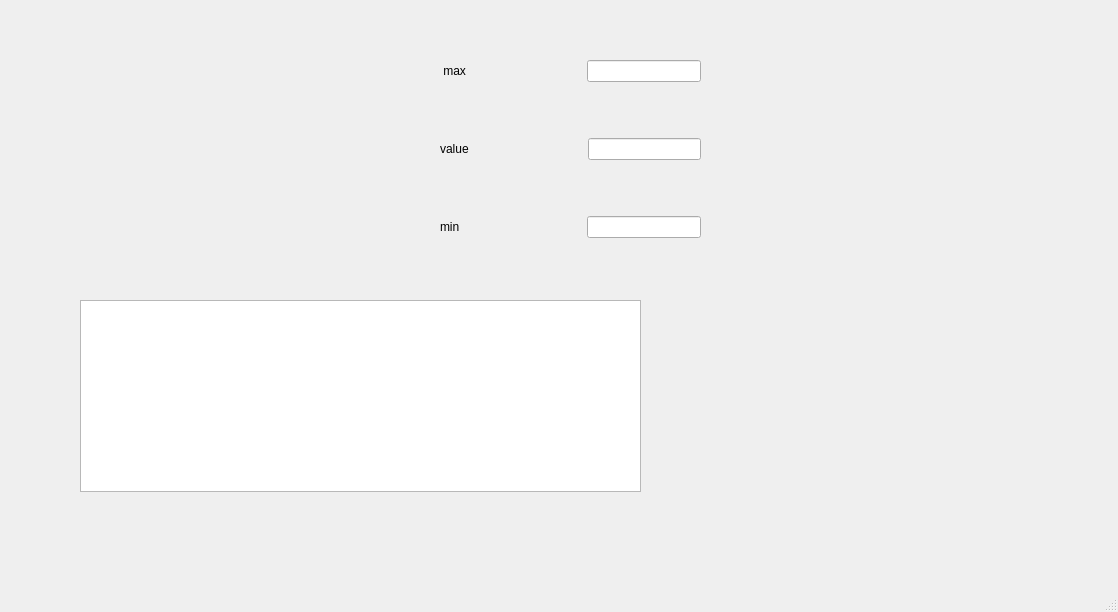
The window that mainwindow.ui (erentoy/Ground-Station-Interface) describes before a commit, drawn with Qt 5.
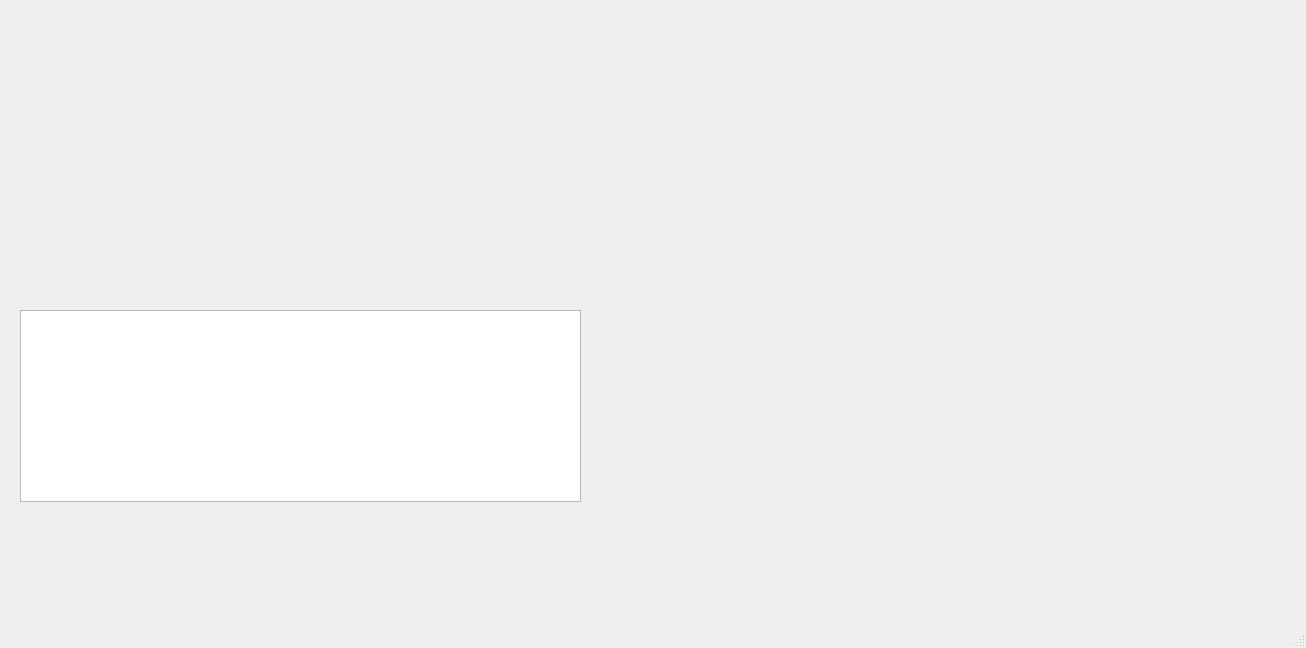
The same window after the commit.

What changed in the file:
```diff
--- a/mainwindow.ui
+++ b/mainwindow.ui
@@ -6,8 +6,8 @@
    <rect>
     <x>0</x>
     <y>0</y>
-    <width>1118</width>
-    <height>612</height>
+    <width>1306</width>
+    <height>648</height>
    </rect>
   </property>
   <property name="windowTitle">
@@ -23,111 +23,28 @@
       <height>281</height>
      </rect>
     </property>
-    <layout class="QHBoxLayout" name="horizontalLayout_2"/>
-   </widget>
-   <widget class="QWidget" name="layoutWidget">
-    <property name="geometry">
-     <rect>
-      <x>440</x>
-      <y>10</y>
-      <width>261</width>
-      <height>281</height>
-     </rect>
-    </property>
-    <layout class="QVBoxLayout" name="verticalLayout">
-     <item>
-      <layout class="QHBoxLayout" name="horizontalLayout">
-       <item>
-        <widget class="QLabel" name="label">
-         <property name="text">
-          <string> max</string>
-         </property>
-        </widget>
-       </item>
-       <item>
-        <spacer name="horizontalSpacer">
-         <property name="orientation">
-          <enum>Qt::Horizontal</enum>
-         </property>
-         <property name="sizeHint" stdset="0">
-          <size>
-           <width>40</width>
-           <height>20</height>
-          </size>
-         </property>
-        </spacer>
-       </item>
-       <item>
-        <widget class="QLineEdit" name="maxVal"/>
-       </item>
-      </layout>
-     </item>
-     <item>
-      <layout class="QHBoxLayout" name="horizontalLayout_3">
-       <item>
-        <widget class="QLabel" name="label_3">
-         <property name="text">
-          <string>value</string>
-         </property>
-        </widget>
-       </item>
-       <item>
-        <spacer name="horizontalSpacer_2">
-         <property name="orientation">
-          <enum>Qt::Horizontal</enum>
-         </property>
-         <property name="sizeHint" stdset="0">
-          <size>
-           <width>40</width>
-           <height>20</height>
-          </size>
-         </property>
-        </spacer>
-       </item>
-       <item>
-        <widget class="QLineEdit" name="lineEdit"/>
-       </item>
-      </layout>
-     </item>
-     <item>
-      <layout class="QHBoxLayout" name="horizontalLayout_4">
-       <item>
-        <widget class="QLabel" name="label_2">
-         <property name="text">
-          <string>min  </string>
-         </property>
-        </widget>
-       </item>
-       <item>
-        <spacer name="horizontalSpacer_3">
-         <property name="orientation">
-          <enum>Qt::Horizontal</enum>
-         </property>
-         <property name="sizeHint" stdset="0">
-          <size>
-           <width>40</width>
-           <height>20</height>
-          </size>
-         </property>
-        </spacer>
-       </item>
-       <item>
-        <widget class="QLineEdit" name="minVal"/>
-       </item>
-      </layout>
-     </item>
-    </layout>
+    <layout class="QHBoxLayout" name="altitudeGraph"/>
    </widget>
    <widget class="QTableView" name="telemetryTable">
     <property name="geometry">
      <rect>
-      <x>80</x>
-      <y>300</y>
+      <x>20</x>
+      <y>310</y>
       <width>561</width>
       <height>192</height>
      </rect>
     </property>
    </widget>
+   <widget class="QWidget" name="widget" native="true">
+    <property name="geometry">
+     <rect>
+      <x>750</x>
+      <y>130</y>
+      <width>391</width>
+      <height>361</height>
+     </rect>
+    </property>
+   </widget>
   </widget>
   <widget class="QMenuBar" name="menubar">
    <property name="geometry">
```
Left out of the diff: 2 changed lines with no effect on the pictures.
